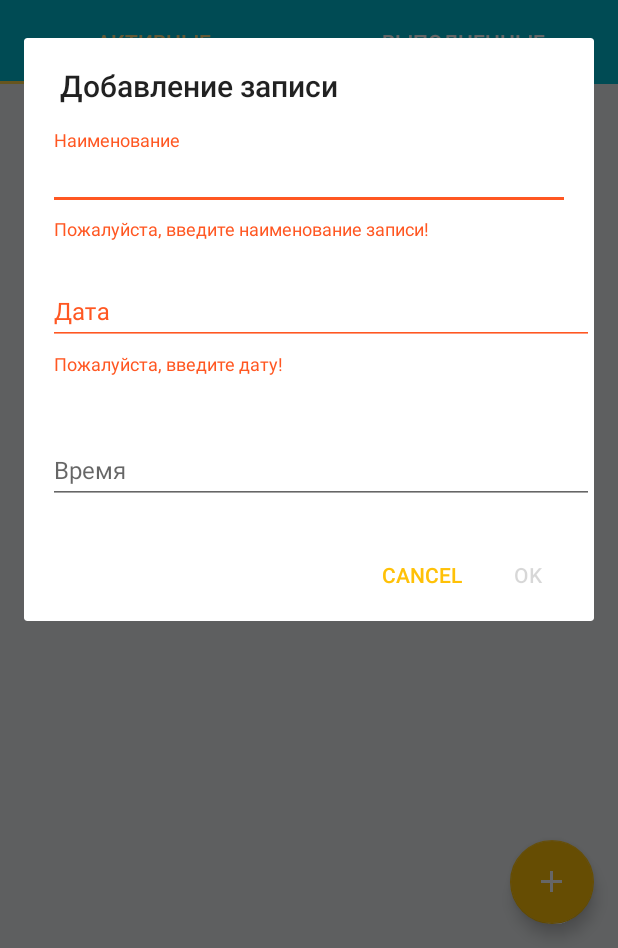
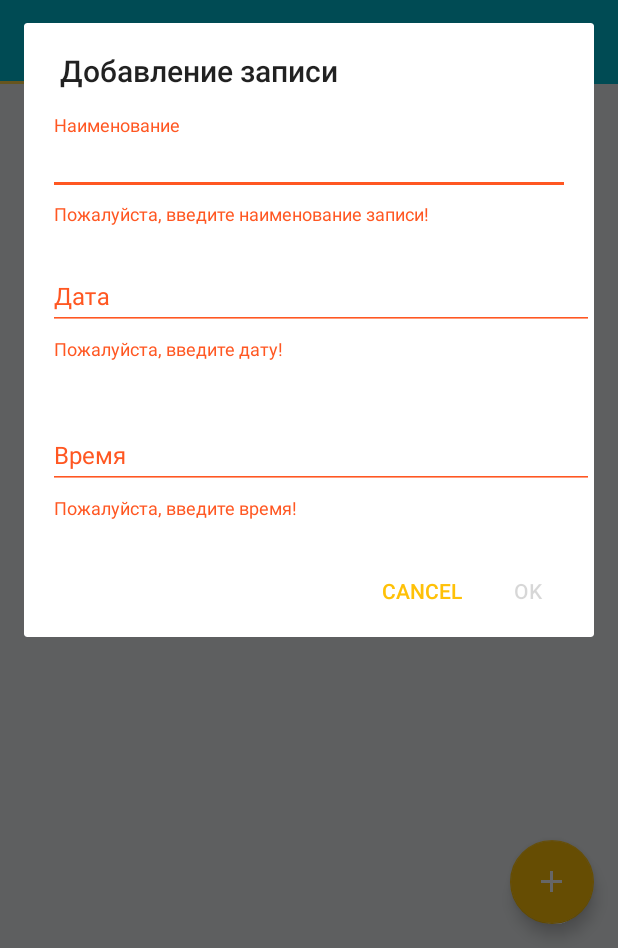
Before and after one commit to alextula26/NoteBook, an Android app: the screen it shows after launch (MainActivity), after a tap on an icon or button, on a phone screen of 412 x 824 dp, the part 288-1236 px from its top. Run offline under Robolectric (Android 15) with nearby library versions, the phone set to English and light mode, and no system bars.

Commit message:
Добавление хинта, удаление старых цветов, комментирование логов, сохранение данных при повороте во время добавления записи, проверка на ввод данных при добавлении записи

```diff
--- a/app/src/main/java/ru/alexander/marchuk/notebook/MainActivity.java
+++ b/app/src/main/java/ru/alexander/marchuk/notebook/MainActivity.java
@@ -104,7 +104,6 @@ public class MainActivity extends AppCompatActivity implements
             }
         });
 
-
         FloatingActionButton fab = (FloatingActionButton) findViewById(R.id.fab);
         fab.setOnClickListener(new View.OnClickListener() {
             @Override
@@ -114,7 +113,6 @@ public class MainActivity extends AppCompatActivity implements
             }
         });
 
-
     }
 
     @Override
@@ -122,7 +120,6 @@ public class MainActivity extends AppCompatActivity implements
 
     @Override
     public void onNoteAdded(NoteModel newNote) {
-        // Добавляем новое упражнение
         mCurrentNoteFragment.addNote(newNote, true);
     }
 
@@ -133,13 +130,11 @@ public class MainActivity extends AppCompatActivity implements
 
     @Override
     public void onNoteAddedDone(NoteModel note) {
-        // Добавляем упражнение в программу
         mDoneNoteFragment.addNote(note, false);
     }
 
     @Override
     public void onNoteRestore(NoteModel note) {
-       // Удаляем упражнение из программы
         mCurrentNoteFragment.addNote(note, false);
     }
 
--- a/app/src/main/java/ru/alexander/marchuk/notebook/adapter/CurrentNoteAdapter.java
+++ b/app/src/main/java/ru/alexander/marchuk/notebook/adapter/CurrentNoteAdapter.java
@@ -77,9 +77,6 @@ public class CurrentNoteAdapter extends NoteAdapter {
             final NoteViewHolder noteViewHolder = (NoteViewHolder) holder;
 
             final View itemView = noteViewHolder.itemView;
-
-//            noteViewHolder.mContainerItem.setBackgroundColor(ContextCompat.getColor(mNoteFragment.getActivity(), R.color.container_even));
-//            noteViewHolder.mContainerItemDate.setBackgroundColor(ContextCompat.getColor(mNoteFragment.getActivity(), R.color.date_even));
 
             noteViewHolder.mTitle.setText(noteModel.getTitle());
             noteViewHolder.mDate.setText(Utils.getFullDate(noteModel.getDate()));
--- a/app/src/main/java/ru/alexander/marchuk/notebook/dialog/AddingNoteDialogFragment.java
+++ b/app/src/main/java/ru/alexander/marchuk/notebook/dialog/AddingNoteDialogFragment.java
@@ -13,6 +13,7 @@ import android.support.v4.app.DialogFragment;
 import android.support.v7.app.AlertDialog;
 import android.text.Editable;
 import android.text.TextWatcher;
+import android.util.Log;
 import android.view.LayoutInflater;
 import android.view.View;
 import android.widget.Button;
@@ -41,11 +42,13 @@ public class AddingNoteDialogFragment extends DialogFragment {
 
     private NoteModel mNote;
 
-//    private String ARG_TITLE = "ru.alexander.marchuk.notebook.dialog.addingnotedialogfragment.title";
-//    private String ARG_DATE = "ru.alexander.marchuk.notebook.dialog.addingnotedialogfragment.date";
+    private String ARG_TITLE = "ru.alexander.marchuk.notebook.dialog.addingnotedialogfragment.title";
+    private String ARG_DATE = "ru.alexander.marchuk.notebook.dialog.addingnotedialogfragment.date";
+    private String ARG_TIME = "ru.alexander.marchuk.notebook.dialog.addingnotedialogfragment.time";
 
-    private boolean bTitle = false;
-    private boolean bDate = false;
+    private boolean bTitle;
+    private boolean bDate;
+    private boolean bTime;
 
     private AddingNoteListener mAddingNoteListener;
 
@@ -98,10 +101,11 @@ public class AddingNoteDialogFragment extends DialogFragment {
 
         builder.setView(container);
 
-//        if(savedInstanceState != null){
-//            etTitle.setText(savedInstanceState.getString(ARG_TITLE));
-//            etDate.setText(savedInstanceState.getString(ARG_DATE));
-//        }
+        if(savedInstanceState != null){
+            mEtTitle.setText(savedInstanceState.getString(ARG_TITLE));
+            mEtDate.setText(savedInstanceState.getString(ARG_DATE));
+            mEtTime.setText(savedInstanceState.getString(ARG_TIME));
+        }
 
         mEtDate.setOnClickListener(new View.OnClickListener() {
             @Override
@@ -206,7 +210,7 @@ public class AddingNoteDialogFragment extends DialogFragment {
 
                         if (s.length() == 0) {
                             bDate = false;
-                            mTilDate.setError(getResources().getString(R.string.dialog_error_empty_title));
+                            mTilDate.setError(getResources().getString(R.string.dialog_error_empty_date));
                         } else {
                             bDate = true;
                             mTilDate.setErrorEnabled(false);
@@ -217,6 +221,36 @@ public class AddingNoteDialogFragment extends DialogFragment {
                     }
                 });
 
+                if (mEtTime.length() == 0) {
+                    positiveButton.setEnabled(false);
+                    mTilTime.setError(getResources().getString(R.string.dialog_error_empty_time));
+                }
+
+                mEtTime.addTextChangedListener(new TextWatcher() {
+                    @Override
+                    public void beforeTextChanged(CharSequence s, int start, int count, int after) {
+
+                    }
+
+                    @Override
+                    public void onTextChanged(CharSequence s, int start, int before, int count) {
+
+                    }
+
+                    @Override
+                    public void afterTextChanged(Editable s) {
+
+                        if (s.length() == 0) {
+                            bTime = false;
+                            mTilTime.setError(getResources().getString(R.string.dialog_error_empty_time));
+                        } else {
+                            bTime = true;
+                            mTilTime.setErrorEnabled(false);
+                        }
+
+                        positiveButtonEnable(positiveButton);
+                    }
+                });
             }
         });
 
@@ -246,21 +280,23 @@ public class AddingNoteDialogFragment extends DialogFragment {
     }
 
     private void positiveButtonEnable(Button positiveButton){
-        if(bTitle && bDate){
+        if(bTitle && bDate && bTime){
             positiveButton.setEnabled(true);
+            Log.d("LOG", "bTitle = " + bTitle + ", bDate = " + bDate + ", bTime = " + bTime);
         }else{
             positiveButton.setEnabled(false);
+            Log.d("LOG", "bTitle = " + bTitle + ", bDate = " + bDate + ", bTime = " + bTime);
         }
-
     }
 
-//    @Override
-//    public void onSaveInstanceState(Bundle outState) {
-//        super.onSaveInstanceState(outState);
-//
-//        outState.putString(ARG_TITLE, etTitle.getText().toString());
-//        outState.putString(ARG_DATE, etDate.getText().toString());
-//    }
+    @Override
+    public void onSaveInstanceState(Bundle outState) {
+        super.onSaveInstanceState(outState);
+
+        outState.putString(ARG_TITLE, mEtTitle.getText().toString());
+        outState.putString(ARG_DATE, mEtDate.getText().toString());
+        outState.putString(ARG_TIME, mEtTime.getText().toString());
+    }
 
     @Override
     public void onDetach() {
--- a/app/src/main/java/ru/alexander/marchuk/notebook/fragment/CurrentNoteFragment.java
+++ b/app/src/main/java/ru/alexander/marchuk/notebook/fragment/CurrentNoteFragment.java
@@ -29,7 +29,7 @@ public class CurrentNoteFragment extends NoteFragment {
     }
 
     public CurrentNoteFragment() {
-        Log.d("LOG", "CurrentNoteFragment id = " + this.hashCode());
+//        Log.d("LOG", "CurrentNoteFragment id = " + this.hashCode());
     }
 
     AddingNoteInDoneListener mAddingNoteInDoneListener;
@@ -52,7 +52,7 @@ public class CurrentNoteFragment extends NoteFragment {
     @Override
     public void onCreate(@Nullable Bundle savedInstanceState) {
         super.onCreate(savedInstanceState);
-        Log.d("LOG", "onCreate CurrentNoteFragment id = " + this.hashCode() + " activity id = " + getActivity().hashCode());
+//        Log.d("LOG", "onCreate CurrentNoteFragment id = " + this.hashCode() + " activity id = " + getActivity().hashCode());
     }
 
     @Override
--- a/app/src/main/java/ru/alexander/marchuk/notebook/fragment/DoneNoteFragment.java
+++ b/app/src/main/java/ru/alexander/marchuk/notebook/fragment/DoneNoteFragment.java
@@ -27,7 +27,7 @@ public class DoneNoteFragment extends NoteFragment {
     }
 
     public DoneNoteFragment() {
-        Log.d("LOG", "DoneNoteFragment id = " + this.hashCode());
+//        Log.d("LOG", "DoneNoteFragment id = " + this.hashCode());
     }
 
     NoteRestoreListener mNoteRestoreListener;
@@ -50,7 +50,7 @@ public class DoneNoteFragment extends NoteFragment {
     @Override
     public void onCreate(@Nullable Bundle savedInstanceState) {
         super.onCreate(savedInstanceState);
-        Log.d("LOG", "onCreate DoneNoteFragment id = " + this.hashCode() + " activity id = " + getActivity().hashCode());
+//        Log.d("LOG", "onCreate DoneNoteFragment id = " + this.hashCode() + " activity id = " + getActivity().hashCode());
     }
 
     @Override
--- a/app/src/main/java/ru/alexander/marchuk/notebook/fragment/NoteFragment.java
+++ b/app/src/main/java/ru/alexander/marchuk/notebook/fragment/NoteFragment.java
@@ -55,9 +55,9 @@ public abstract class NoteFragment extends Fragment {
     @Override
     public void onActivityCreated(@Nullable Bundle savedInstanceState) {
         super.onActivityCreated(savedInstanceState);
-        Log.d("LOG", "onActivityCreated id = " + this.hashCode() +
-                " activity id = " + getActivity().hashCode() +
-                " mAdapter count = " + mAdapter.getItemCount());
+//        Log.d("LOG", "onActivityCreated id = " + this.hashCode() +
+//                " activity id = " + getActivity().hashCode() +
+//                " mAdapter count = " + mAdapter.getItemCount());
 
         addNoteFromDB();
     }
--- a/app/src/main/res/values/colors.xml
+++ b/app/src/main/res/values/colors.xml
@@ -15,11 +15,6 @@
 <color name="tabIndicatorColor">#ffd54f</color>
 <color name="tabSelectedTextColor">#ffe082</color>
 
-<color name="container_uneven">#607D8B</color>
-<color name="container_even">#455A64</color>
-<color name="date_uneven">#546e7a</color>
-<color name="date_even">#37474f</color>
-
 <color name="separator_overdue">#f44336</color>
 <color name="separator_today">#4caf50</color>
 <color name="separator_tomorrow">#ff9800</color>
--- a/app/src/main/res/values/strings.xml
+++ b/app/src/main/res/values/strings.xml
@@ -18,6 +18,7 @@
 
     <string name="dialog_error_empty_title">Пожалуйста, введите наименование записи!</string>
     <string name="dialog_error_empty_date">Пожалуйста, введите дату!</string>
+    <string name="dialog_error_empty_time">Пожалуйста, введите время!</string>
 
     <string name="separator_overdue">Просроченные</string>
     <string name="separator_today">Сегодня</string>
```
Also changed, not shown: app/src/main/ic_more_vert-web.png (deleted).
